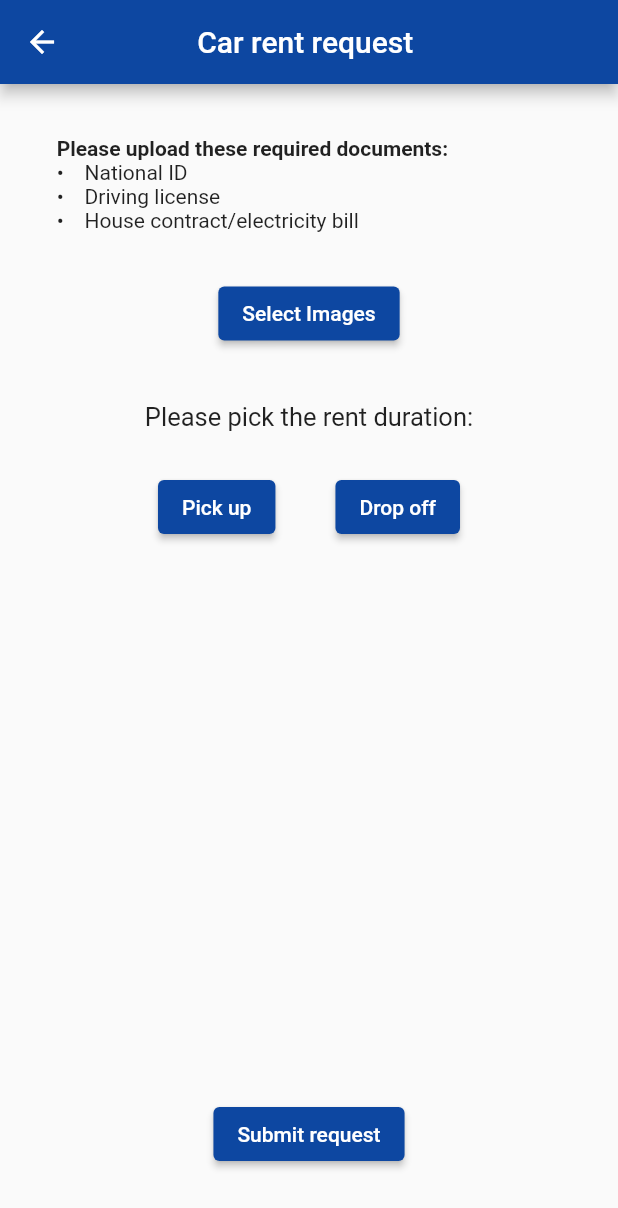
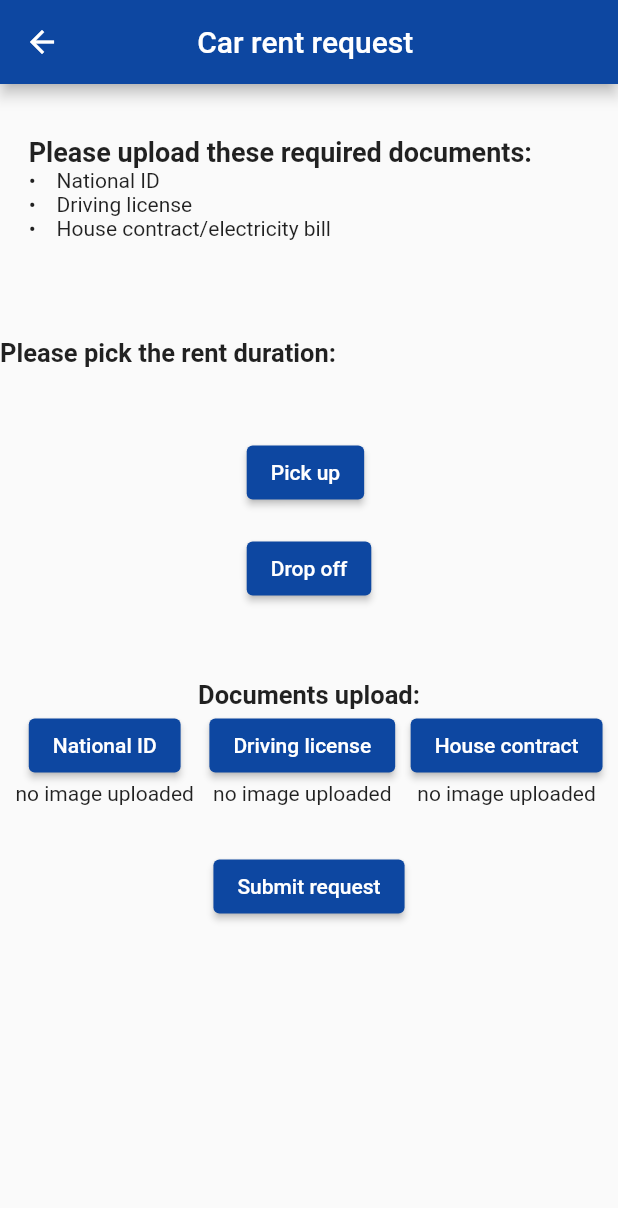
Before and after one commit to Abdallah7x/Udrive-car-rental-app, a Flutter app: the rentrequest screen opened directly, on a phone screen of 412 x 824 dp. Shown: the top 1208 px of the screen. Run offline on Flutter 3.47's test engine with Material 2 defaults, Android fonts, the phone set to English and light mode, and no system bars; our stand-ins replace cloud_firestore, firebase_auth, firebase_core, flutter_slidable, google_maps_flutter, image_picker; missing offline and left inert: dart:html; accounts and stored records are empty.

Commit message:
Update request.dart

```diff
--- a/lib/pages/request.dart
+++ b/lib/pages/request.dart
@@ -1,10 +1,11 @@
 import 'dart:ui';
+import 'package:drive/pages/terms.dart';
 import 'package:firebase_auth/firebase_auth.dart';
 import 'package:flutter/material.dart';
 import 'package:drive/pages/login.dart';
+import 'dart:io';
 import 'package:image_picker/image_picker.dart';
-import 'dart:io';
-import 'package:url_launcher/url_launcher.dart';
+import 'package:cloud_firestore/cloud_firestore.dart';
 
 class rentrequest extends StatefulWidget {
   @override
@@ -14,17 +15,39 @@ class rentrequest extends StatefulWidget {
 class _rentrequest extends State<rentrequest> {
   DateTime _dateTime;
   DateTime _dateTimee;
+  File _file;
+  File _file2;
+  File _file3;
 
-  final ImagePicker imagePicker = ImagePicker();
-  List<XFile> imageFileList = [];
+  void adddate() async {
+    await FirebaseFirestore.instance.collection('request').add({
+      'pick up date': _dateTime,
+      'drop off date': _dateTimee,
+      'national id': _file.toString(),
+      'Driving liscese': _file2.toString(),
+      'House contract': _file3.toString(),
+    });
+  }
 
-  void selectImages() async {
-    final List<XFile> selectedImages = await imagePicker.pickMultiImage();
-    if (selectedImages.isNotEmpty) {
-      imageFileList.addAll(selectedImages);
-    }
-    print("Image List Length:" + imageFileList.length.toString());
-    setState(() {});
+  void pickercamera() async {
+    final myfile = await ImagePicker().pickImage(source: ImageSource.camera);
+    setState(() {
+      _file = File(myfile.path);
+    });
+  }
+
+  void pickercamera2() async {
+    final myfile2 = await ImagePicker().pickImage(source: ImageSource.gallery);
+    setState(() {
+      _file2 = File(myfile2.path);
+    });
+  }
+
+  void pickercamera3() async {
+    final myfile3 = await ImagePicker().pickImage(source: ImageSource.gallery);
+    setState(() {
+      _file3 = File(myfile3.path);
+    });
   }
 
   @override
@@ -49,7 +72,8 @@ class _rentrequest extends State<rentrequest> {
                       children: [
                         TextSpan(
                           text: 'Please upload these required documents:\n',
-                          style: TextStyle(fontWeight: FontWeight.bold),
+                          style: TextStyle(
+                              fontSize: 18, fontWeight: FontWeight.bold),
                         ),
                         TextSpan(text: "\u2022 " + '   National ID \n'),
                         TextSpan(text: "\u2022 " + '   Driving license \n'),
@@ -67,30 +91,22 @@ class _rentrequest extends State<rentrequest> {
               SizedBox(
                 height: 30,
               ),
-              ElevatedButton(
-                style: ButtonStyle(
-                  backgroundColor:
-                      MaterialStateProperty.all(Colors.blue.shade900),
-                ),
-                onPressed: () {
-                  selectImages();
-                },
-                child: Text('Select Images'),
-              ),
               SizedBox(
                 height: 35,
               ),
-              Column(
+              Row(
+                crossAxisAlignment: CrossAxisAlignment.start,
+                mainAxisAlignment: MainAxisAlignment.start,
                 children: [
                   Text(
                     "Please pick the rent duration:",
-                    style: TextStyle(fontSize: 17),
+                    style: TextStyle(fontSize: 17, fontWeight: FontWeight.bold),
                   ),
-                  SizedBox(height: 10),
+                  SizedBox(height: 50),
                 ],
               ),
-              Row(
-                mainAxisAlignment: MainAxisAlignment.center,
+              Column(
+                crossAxisAlignment: CrossAxisAlignment.start,
                 children: [
                   Padding(
                     padding: const EdgeInsets.only(right: 20, left: 20),
@@ -111,9 +127,9 @@ class _rentrequest extends State<rentrequest> {
                                         : _dateTime,
                                     firstDate: DateTime(2022),
                                     lastDate: DateTime(2500))
-                                .then((date) {
+                                .then((date1) {
                               setState(() {
-                                _dateTime = date;
+                                _dateTime = date1;
                               });
                             });
                           },
@@ -140,9 +156,9 @@ class _rentrequest extends State<rentrequest> {
                                         : _dateTimee,
                                     firstDate: DateTime(2022),
                                     lastDate: DateTime(2500))
-                                .then((date) {
+                                .then((date2) {
                               setState(() {
-                                _dateTimee = date;
+                                _dateTimee = date2;
                               });
                             });
                           },
@@ -153,8 +169,79 @@ class _rentrequest extends State<rentrequest> {
                 ],
               ),
               SizedBox(
-                height: 370,
+                height: 50,
               ),
+              Row(
+                mainAxisAlignment: MainAxisAlignment.center,
+                children: [
+                  Text(
+                    "Documents upload:",
+                    style: TextStyle(fontSize: 17, fontWeight: FontWeight.bold),
+                  ),
+                ],
+              ),
+              Row(
+                mainAxisAlignment: MainAxisAlignment.spaceEvenly,
+                children: [
+                  Column(
+                    children: [
+                      ElevatedButton(
+                        style: ButtonStyle(
+                          backgroundColor:
+                              MaterialStateProperty.all(Colors.blue.shade900),
+                        ),
+                        child: Text('National ID'),
+                        onPressed: () {
+                          pickercamera();
+                        },
+                      ),
+                      Center(
+                          child: _file == null
+                              ? Text("no image uploaded")
+                              : Text("uploaded")),
+                    ],
+                  ),
+                  Column(
+                    children: [
+                      ElevatedButton(
+                        style: ButtonStyle(
+                          backgroundColor:
+                              MaterialStateProperty.all(Colors.blue.shade900),
+                        ),
+                        child: Text('Driving license'),
+                        onPressed: () {
+                          pickercamera2();
+                        },
+                      ),
+                      Center(
+                        child: _file2 == null
+                            ? Text("no image uploaded")
+                            : Text('uploaded'),
+                      ),
+                    ],
+                  ),
+                  Column(
+                    children: [
+                      ElevatedButton(
+                        style: ButtonStyle(
+                          backgroundColor:
+                              MaterialStateProperty.all(Colors.blue.shade900),
+                        ),
+                        child: Text('House contract'),
+                        onPressed: () {
+                          pickercamera3();
+                        },
+                      ),
+                      Center(
+                        child: _file3 == null
+                            ? Text("no image uploaded")
+                            : Text('uploaded'),
+                      ),
+                    ],
+                  ),
+                ],
+              ),
+              SizedBox(height: 30),
               ElevatedButton(
                 style: ButtonStyle(
                   backgroundColor:
@@ -162,11 +249,11 @@ class _rentrequest extends State<rentrequest> {
                 ),
                 child: Text('Submit request'),
                 onPressed: () {
-                   Navigator.push(
+                  adddate();
+                  Navigator.push(
                     context,
                     MaterialPageRoute(builder: (context) => terms_conditions()),
                   );
-
                 },
               )
             ],
```
